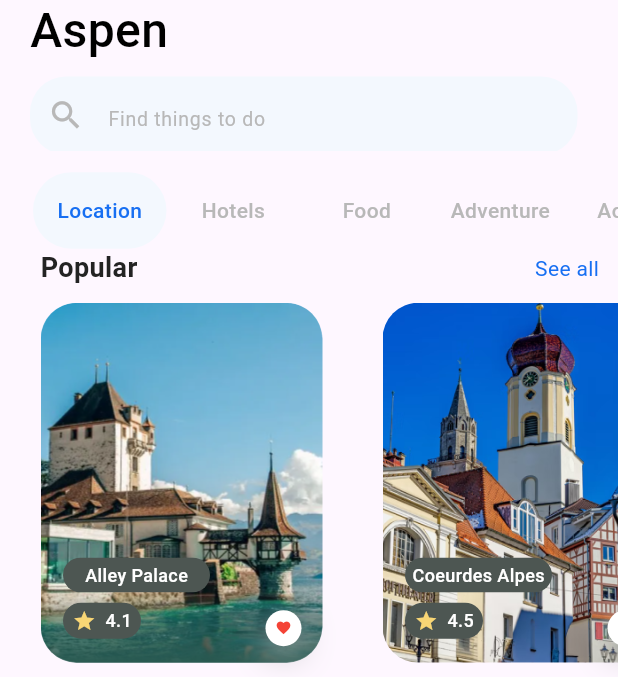
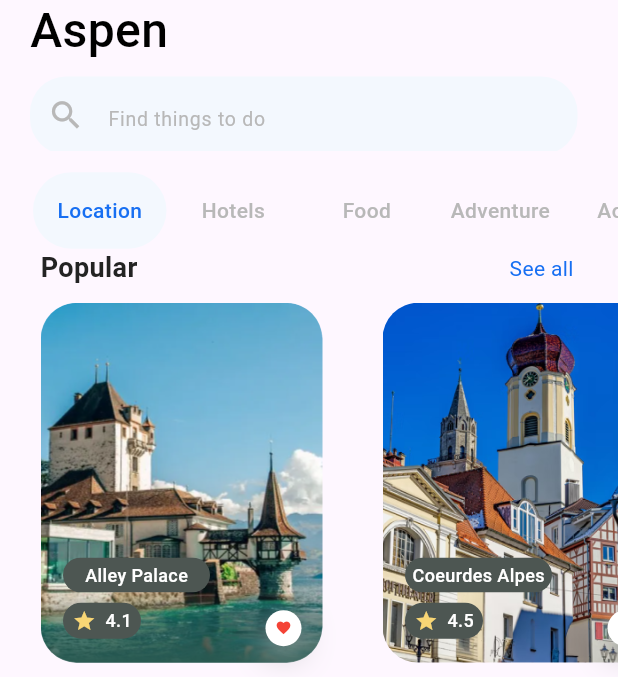
Before and after one commit to Maream-Hmedan/aspen_maream_hmedan, a Flutter app: the HomePage screen opened directly, on a phone screen of 412 x 824 dp, the part 96-773 px from its top. Run offline on Flutter 3.47's test engine with Material 3 defaults, Android fonts, the phone set to English and light mode, and no system bars; our stand-ins replace persistent_bottom_nav_bar, shared_preferences, sizer; missing offline and left inert: favorite_button; accounts and stored records are empty; project files that could hold a hidden picture were left out.

Commit message:
feat:done.edit text font montserrat

```diff
--- a/lib/main_ui.dart
+++ b/lib/main_ui.dart
@@ -26,6 +26,7 @@ class _MyAppState extends State<MyApp> {
         home: const FirstPage(),
         theme: ThemeData(
           primaryColor: Colors.red,
+          fontFamily: "montserrat",
         ),
       );
     });
--- a/lib/screens/second_screen/home/home_tab/specific_screen.dart
+++ b/lib/screens/second_screen/home/home_tab/specific_screen.dart
@@ -51,7 +51,7 @@ class _SpecificScreenState extends State<SpecificScreen> {
               children: [
                 Stack(
                   children: [
-                    SizedBox(width: 100.w, height: 45.h),
+                    SizedBox(width: 100.w, height: 35.h),
                     Image.asset(widget.image,
                         width: 100.w, height: 40.h, fit: BoxFit.fill),
                     Positioned(
@@ -166,7 +166,7 @@ class _SpecificScreenState extends State<SpecificScreen> {
                   widget.description,
                   style: const TextStyle(
                     fontSize: 14,
-                    fontWeight: FontWeight.w500,
+                    fontWeight: FontWeight.w900,
                     color: Color(0xff000000),
                   ),
                 ),
@@ -195,7 +195,7 @@ class _SpecificScreenState extends State<SpecificScreen> {
                 Column(
                   children: [
                     Container(
-                      margin: const EdgeInsets.fromLTRB(0, 25, 300, 10),
+                      margin: const EdgeInsets.fromLTRB(0, 25, 290, 10),
                       width: double.infinity,
                       child: const Text(
                         'Facilities',
--- a/lib/screens/second_screen/home/home_tab/tab_location.dart
+++ b/lib/screens/second_screen/home/home_tab/tab_location.dart
@@ -42,7 +42,7 @@ class _TabLocationPageState extends State<TabLocationPage> {
                         fontWeight: FontWeight.w600,
                         color: Color(0XFF232323))),
                 SizedBox(
-                  width: 265,
+                  width: 248,
                 ),
                 Text(
                   "See all",
```
Also changed, not shown: pubspec.yaml (+12 -6 lines), fonts/Montserrat-Black.ttf (added), fonts/Montserrat-Bold.ttf (added), fonts/Montserrat-Regular.ttf (added), fonts/Montserrat-SemiBold.ttf (added), pubspec.lock, 1 other file.
